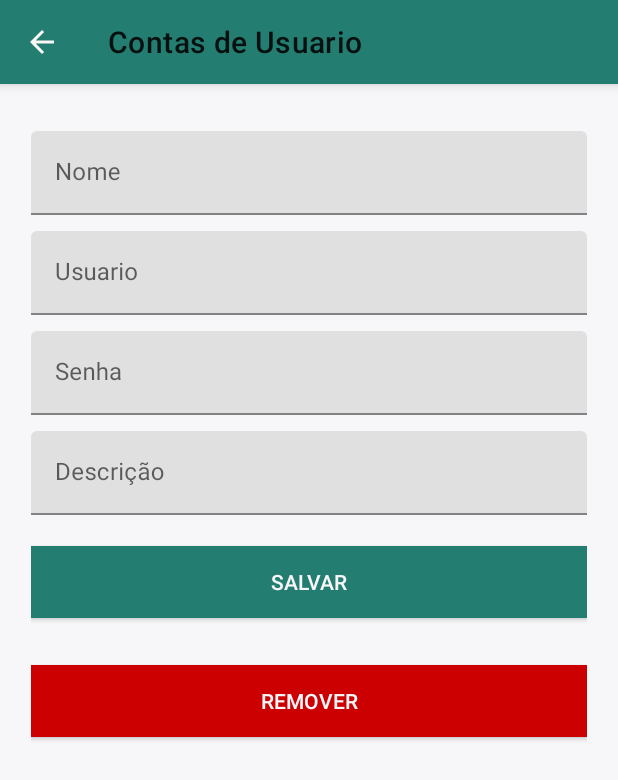
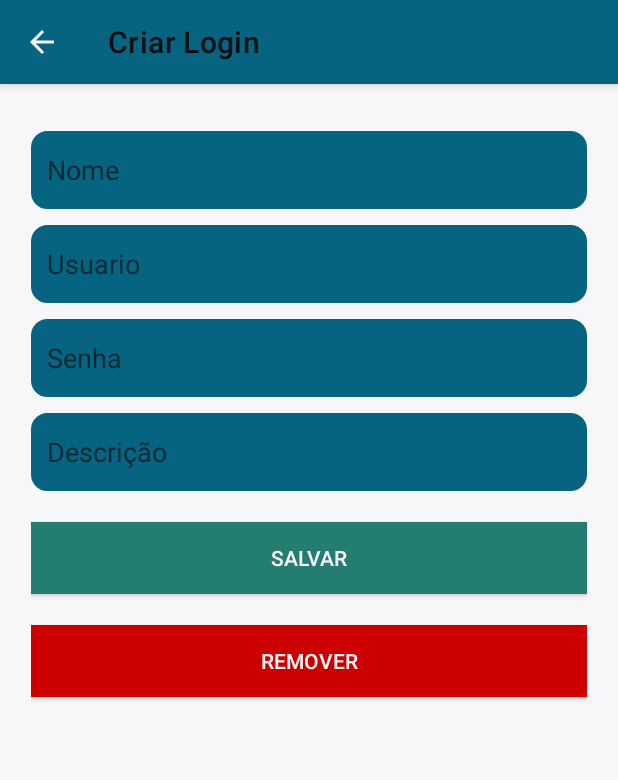
Before and after one commit to clebernascimento/User_Accounts, an Android app: the AccountsFragment screen opened through its navigation route, on a phone screen of 412 x 824 dp. Shown: the top 780 px of the screen. Run offline under Robolectric (Android 15) with nearby library versions, the phone set to English and light mode, and no system bars; our stand-ins replace Room's generated code, data binding, navigation-ui, sdp/ssp sizes.

Commit message:
fix: color and layout

```diff
--- a/app/src/main/AndroidManifest.xml
+++ b/app/src/main/AndroidManifest.xml
@@ -4,9 +4,9 @@
 
     <application
         android:allowBackup="true"
-        android:icon="@mipmap/ic_launcher"
+        android:icon="@mipmap/icon_account"
         android:label="@string/app_name"
-        android:roundIcon="@mipmap/ic_launcher_round"
+        android:roundIcon="@mipmap/icon_account"
         android:supportsRtl="true"
         android:theme="@style/Theme.UserAccounts">
         <activity
--- a/app/src/main/java/com/soft/useraccounts/ui/accountList/AccountListFragment.kt
+++ b/app/src/main/java/com/soft/useraccounts/ui/accountList/AccountListFragment.kt
@@ -6,9 +6,11 @@ import androidx.fragment.app.Fragment
 import android.view.LayoutInflater
 import android.view.View
 import android.view.ViewGroup
+import android.widget.SearchView
 import androidx.fragment.app.viewModels
 import androidx.lifecycle.ViewModel
 import androidx.navigation.fragment.findNavController
+import com.soft.useraccounts.MainActivity
 import com.soft.useraccounts.R
 import com.soft.useraccounts.data.AppDataBase
 import com.soft.useraccounts.repository.AccountsRepository
@@ -38,18 +40,22 @@ class AccountListFragment : Fragment(R.layout.account_list_fragment) {
 
     private fun observeViewModelEvents() {
         viewModel.allAccountsEvent.observe(viewLifecycleOwner) { allAccounts ->
-            val subscriberListAdapter = AccountAdapter(allAccounts).apply {
-                onItemClick = { accounts ->
-                    val directions = AccountListFragmentDirections
-                        .actionAccountListFragmentToAccountsFragment(accounts)
+            val accountListAdapter = AccountAdapter(allAccounts).apply {
+                if (allAccounts.isNotEmpty()) {
+                    tv_NoList.visibility = View.GONE
+                    onItemClick = { accounts ->
+                        val directions = AccountListFragmentDirections
+                            .actionAccountListFragmentToAccountsFragment(accounts)
 
-                    findNavController().navigateWithAnimations(directions)
+                        findNavController().navigateWithAnimations(directions)
+                    }
+                } else {
+                    tv_NoList.visibility = View.VISIBLE
                 }
             }
-
             with(recycler_accounts) {
                 setHasFixedSize(true)
-                adapter = subscriberListAdapter
+                adapter = accountListAdapter
             }
         }
     }
--- a/app/src/main/res/drawable/ic_add.xml
+++ b/app/src/main/res/drawable/ic_add.xml
@@ -1,4 +1,4 @@
-<vector android:height="24dp" android:tint="#FFFFFF"
+<vector android:height="24dp" android:tint="@color/white_xd"
     android:viewportHeight="24" android:viewportWidth="24"
     android:width="24dp" xmlns:android="http://schemas.android.com/apk/res/android">
     <path android:fillColor="@android:color/white" android:pathData="M19,13h-6v6h-2v-6H5v-2h6V5h2v6h6v2z"/>
--- a/app/src/main/res/drawable/ic_back.xml
+++ b/app/src/main/res/drawable/ic_back.xml
@@ -1,4 +1,4 @@
-<vector android:height="24dp" android:tint="#FAF7F7"
+<vector android:height="24dp" android:tint="@color/white_xd"
     android:viewportHeight="24" android:viewportWidth="24"
     android:width="24dp" xmlns:android="http://schemas.android.com/apk/res/android">
     <path android:fillColor="@android:color/white" android:pathData="M20,11H7.83l5.59,-5.59L12,4l-8,8 8,8 1.41,-1.41L7.83,13H20v-2z"/>
--- /dev/null
+++ b/app/src/main/res/drawable/layout_edit.xml
@@ -0,0 +1,13 @@
+<?xml version="1.0" encoding="utf-8"?>
+<shape xmlns:android="http://schemas.android.com/apk/res/android">
+    <solid android:color="@color/blue_xd"/>
+
+    <stroke android:width="2dp"
+        android:color="@color/blue_xd"/>
+
+    <corners
+        android:bottomLeftRadius="10dp"
+        android:bottomRightRadius="10dp"
+        android:topLeftRadius="10dp"
+        android:topRightRadius="10dp"/>
+</shape>
--- a/app/src/main/res/layout/accounts_fragment.xml
+++ b/app/src/main/res/layout/accounts_fragment.xml
@@ -16,77 +16,58 @@
         android:padding="@dimen/_16sdp"
         tools:context=".ui.account.AccountsFragment">
 
-        <com.google.android.material.textfield.TextInputLayout
-            android:id="@+id/input_layout_name"
-            android:layout_width="0dp"
-            android:layout_height="wrap_content"
+        <EditText
+            android:id="@+id/input_name"
+            android:layout_width="match_parent"
+            android:layout_height="@dimen/_40sdp"
             android:layout_marginTop="@dimen/_8sdp"
+            android:background="@drawable/layout_edit"
+            android:hint="@string/text_hint_name"
+            android:paddingStart="@dimen/_8sdp"
+            android:inputType="textCapSentences"
             app:layout_constraintEnd_toEndOf="parent"
             app:layout_constraintStart_toStartOf="parent"
-            app:layout_constraintTop_toTopOf="parent">
+            app:layout_constraintTop_toTopOf="parent" />
 
-            <com.google.android.material.textfield.TextInputEditText
-                android:id="@+id/input_name"
-                android:layout_width="match_parent"
-                android:layout_height="wrap_content"
-                android:hint="@string/text_hint_name"
-                android:inputType="textCapSentences" />
-
-        </com.google.android.material.textfield.TextInputLayout>
-
-        <com.google.android.material.textfield.TextInputLayout
-            android:id="@+id/input_layout_user"
-            android:layout_width="0dp"
-            android:layout_height="wrap_content"
-            android:layout_marginTop="@dimen/_8sdp"
-            app:layout_constraintEnd_toEndOf="@id/input_layout_name"
-            app:layout_constraintStart_toStartOf="@id/input_layout_name"
-            app:layout_constraintTop_toBottomOf="@id/input_layout_name">
-
-            <com.google.android.material.textfield.TextInputEditText
+        <EditText
             android:id="@+id/input_user"
             android:layout_width="match_parent"
-                android:layout_height="wrap_content"
+            android:layout_height="@dimen/_40sdp"
+            android:layout_marginTop="@dimen/_8sdp"
+            android:background="@drawable/layout_edit"
             android:hint="@string/text_hint_user"
-                android:inputType="textEmailAddress" />
-
-        </com.google.android.material.textfield.TextInputLayout>
-
-        <com.google.android.material.textfield.TextInputLayout
-            android:id="@+id/input_layout_pass"
-            android:layout_width="0dp"
-            android:layout_height="wrap_content"
-            android:layout_marginTop="@dimen/_8sdp"
+            android:paddingStart="@dimen/_8sdp"
+            android:inputType="textEmailAddress"
             app:layout_constraintEnd_toEndOf="parent"
             app:layout_constraintStart_toStartOf="parent"
-            app:layout_constraintTop_toBottomOf="@+id/input_layout_user">
+            app:layout_constraintTop_toBottomOf="@id/input_name" />
 
-            <com.google.android.material.textfield.TextInputEditText
+        <EditText
             android:id="@+id/input_pass"
             android:layout_width="match_parent"
-                android:layout_height="wrap_content"
+            android:layout_height="@dimen/_40sdp"
+            android:layout_marginTop="@dimen/_8sdp"
+            android:background="@drawable/layout_edit"
             android:hint="@string/text_hint_password"
-                android:inputType="textCapSentences" />
-
-        </com.google.android.material.textfield.TextInputLayout>
-
-        <com.google.android.material.textfield.TextInputLayout
-            android:id="@+id/input_layout_description"
-            android:layout_width="0dp"
-            android:layout_height="wrap_content"
-            android:layout_marginTop="@dimen/_8sdp"
+            android:paddingStart="@dimen/_8sdp"
+            android:inputType="textCapSentences"
             app:layout_constraintEnd_toEndOf="parent"
             app:layout_constraintStart_toStartOf="parent"
-            app:layout_constraintTop_toBottomOf="@+id/input_layout_pass">
+            app:layout_constraintTop_toBottomOf="@+id/input_user" />
 
-            <com.google.android.material.textfield.TextInputEditText
+
+        <EditText
             android:id="@+id/input_description"
             android:layout_width="match_parent"
-                android:layout_height="wrap_content"
+            android:layout_height="@dimen/_40sdp"
+            android:layout_marginTop="@dimen/_8sdp"
+            android:background="@drawable/layout_edit"
             android:hint="@string/text_hint_description"
-                android:inputType="textEmailAddress" />
-
-        </com.google.android.material.textfield.TextInputLayout>
+            android:paddingStart="@dimen/_8sdp"
+            android:inputType="textEmailAddress"
+            app:layout_constraintEnd_toEndOf="parent"
+            app:layout_constraintStart_toStartOf="parent"
+            app:layout_constraintTop_toBottomOf="@+id/input_pass" />
 
         <androidx.appcompat.widget.AppCompatButton
             android:id="@+id/bt_account"
@@ -98,17 +79,17 @@
             android:textColor="@color/white_xd"
             app:layout_constraintEnd_toEndOf="parent"
             app:layout_constraintStart_toStartOf="parent"
-            app:layout_constraintTop_toBottomOf="@+id/input_layout_description" />
+            app:layout_constraintTop_toBottomOf="@+id/input_description" />
 
         <androidx.appcompat.widget.AppCompatButton
             android:id="@+id/bt_delete"
             android:layout_width="0dp"
             android:layout_height="wrap_content"
-            android:layout_marginTop="@dimen/_24sdp"
+            android:layout_marginTop="@dimen/_16sdp"
             android:background="@android:color/holo_red_dark"
             android:text="@string/text_delete"
+            android:textColor="@color/white_xd"
             android:visibility="visible"
-            android:textColor="@color/white_xd"
             app:layout_constraintEnd_toEndOf="parent"
             app:layout_constraintStart_toStartOf="parent"
             app:layout_constraintTop_toBottomOf="@+id/bt_account" />
--- a/app/src/main/res/layout/item_accounts.xml
+++ b/app/src/main/res/layout/item_accounts.xml
@@ -4,14 +4,15 @@
     xmlns:tools="http://schemas.android.com/tools"
     android:layout_width="match_parent"
     android:layout_height="wrap_content"
-   android:layout_margin="@dimen/_16sdp"
+    android:layout_margin="@dimen/_8sdp"
     app:cardCornerRadius="@dimen/_4sdp">
 
     <LinearLayout
         android:layout_width="match_parent"
         android:layout_height="wrap_content"
         android:orientation="vertical"
-       android:padding="@dimen/_16sdp">
+        android:background="@color/blue_xd"
+        android:padding="@dimen/_16sdp">
 
         <TextView
             android:id="@+id/text_account_name"
@@ -19,6 +20,7 @@
             android:layout_height="wrap_content"
             android:textSize="@dimen/_16ssp"
             android:textStyle="bold"
+            android:textColor="@color/white_xd"
             tools:text="Havan" />
 
         <TextView
--- a/app/src/main/res/values-night/strings.xml
+++ b/app/src/main/res/values-night/strings.xml
@@ -1,6 +1,6 @@
 <?xml version="1.0" encoding="utf-8"?>
 <resources>
-    <string name="user_accounts">Contas de Usuario</string>
+    <string name="user_accounts">Criar Login</string>
     <string name="text_hint_name">Nome</string>
     <string name="text_hint_user">Usuario</string>
     <string name="text_hint_password">Senha</string>
@@ -13,5 +13,5 @@
     <string name="account_error_to_update">Erro ao editar conta</string>
     <string name="account_deleted_successfully">Conta excluida com sucesso</string>
     <string name="account_error_to_delete">Erro ao excluir conta</string>
-    <string name="list_user_accounts">Lista Usuario/Login</string>
+    <string name="list_user_accounts">Lista de Logins</string>
 </resources>
--- a/app/src/main/res/values-night/themes.xml
+++ b/app/src/main/res/values-night/themes.xml
@@ -2,8 +2,8 @@
     <!-- Base application theme. -->
     <style name="Theme.UserAccounts" parent="Theme.MaterialComponents.DayNight.NoActionBar">
         <!-- Primary brand color. -->
-        <item name="colorPrimary">@color/green_xd</item>
-        <item name="colorPrimaryVariant">@color/green_xd</item>
+        <item name="colorPrimary">#076481</item>
+        <item name="colorPrimaryVariant">#076481</item>
         <item name="colorOnPrimary">@color/white</item>
         <!-- Secondary brand color. -->
         <item name="colorSecondary">@color/teal_200</item>
--- a/app/src/main/res/values/colors.xml
+++ b/app/src/main/res/values/colors.xml
@@ -13,4 +13,5 @@
     <color name="gray_xd">#C1C8C7</color>
     <color name="button_green_background">#DBF2EF</color>
     <color name="pressed_button_green_background">#223C38</color>
+    <color name="blue_xd">#076481</color>
 </resources>
--- a/app/src/main/res/values/strings.xml
+++ b/app/src/main/res/values/strings.xml
@@ -1,6 +1,6 @@
 <resources>
-    <string name="app_name">User Accounts</string>
-    <string name="user_accounts">Contas de Usuario</string>
+    <string name="app_name">Login Usuário</string>
+    <string name="user_accounts">Criar Login</string>
     <string name="text_hint_name">Nome</string>
     <string name="text_hint_user">Usuario</string>
     <string name="text_hint_password">Senha</string>
@@ -14,5 +14,5 @@
     <string name="account_error_to_update">Erro ao editar conta</string>
     <string name="account_deleted_successfully">Conta excluida com sucesso</string>
     <string name="account_error_to_delete">Erro ao excluir conta</string>
-    <string name="list_user_accounts">Lista Usuario/Login</string>
+    <string name="list_user_accounts">Lista de Logins</string>
 </resources>
--- a/app/src/main/res/values/themes.xml
+++ b/app/src/main/res/values/themes.xml
@@ -2,8 +2,8 @@
     <!-- Base application theme. -->
     <style name="Theme.UserAccounts" parent="Theme.MaterialComponents.DayNight.NoActionBar">
         <!-- Primary brand color. -->
-        <item name="colorPrimary">@color/green_xd</item>
-        <item name="colorPrimaryVariant">@color/green_xd</item>
+        <item name="colorPrimary">@color/blue_xd</item>
+        <item name="colorPrimaryVariant">@color/blue_xd</item>
         <item name="colorOnPrimary">@color/white</item>
         <!-- Secondary brand color. -->
         <item name="colorSecondary">@color/teal_200</item>
```
Also changed, not shown: app/src/main/res/drawable/cursor_text.xml (added, +8 -0 lines), app/src/main/res/drawable/layout_search.xml (added, +13 -0 lines), app/src/main/res/layout/account_list_fragment.xml (+37 -5 lines), app/src/main/res/mipmap-xxhdpi/icon_account.png (added). Lines whose indentation alone changed are shown as unchanged.
